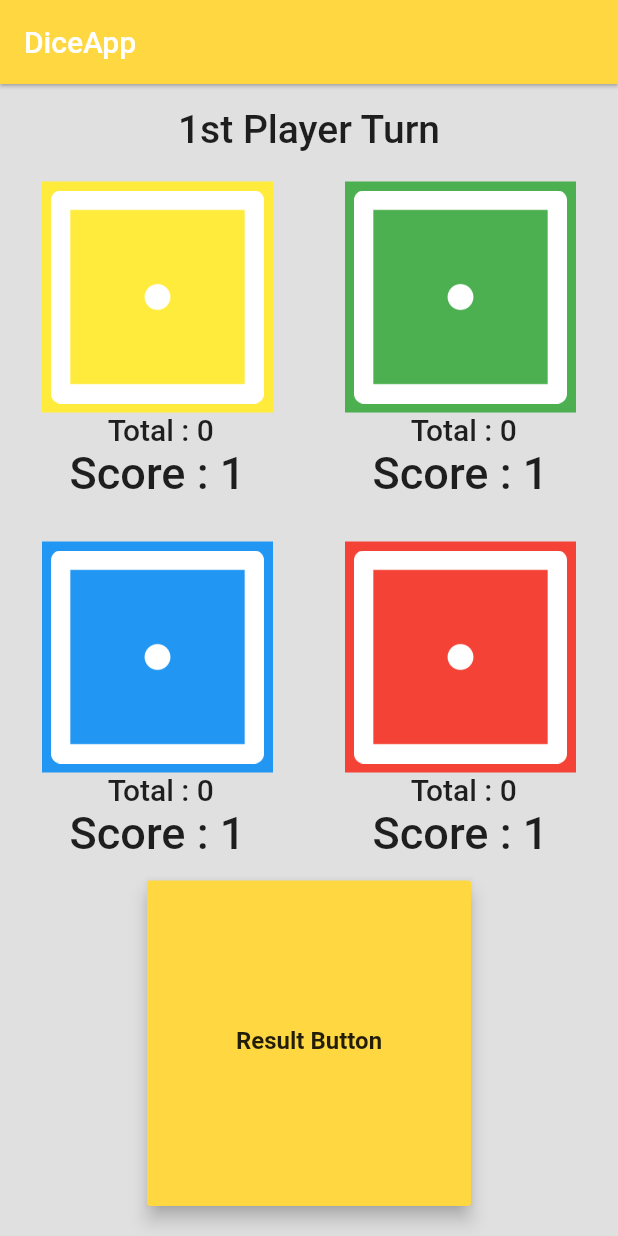
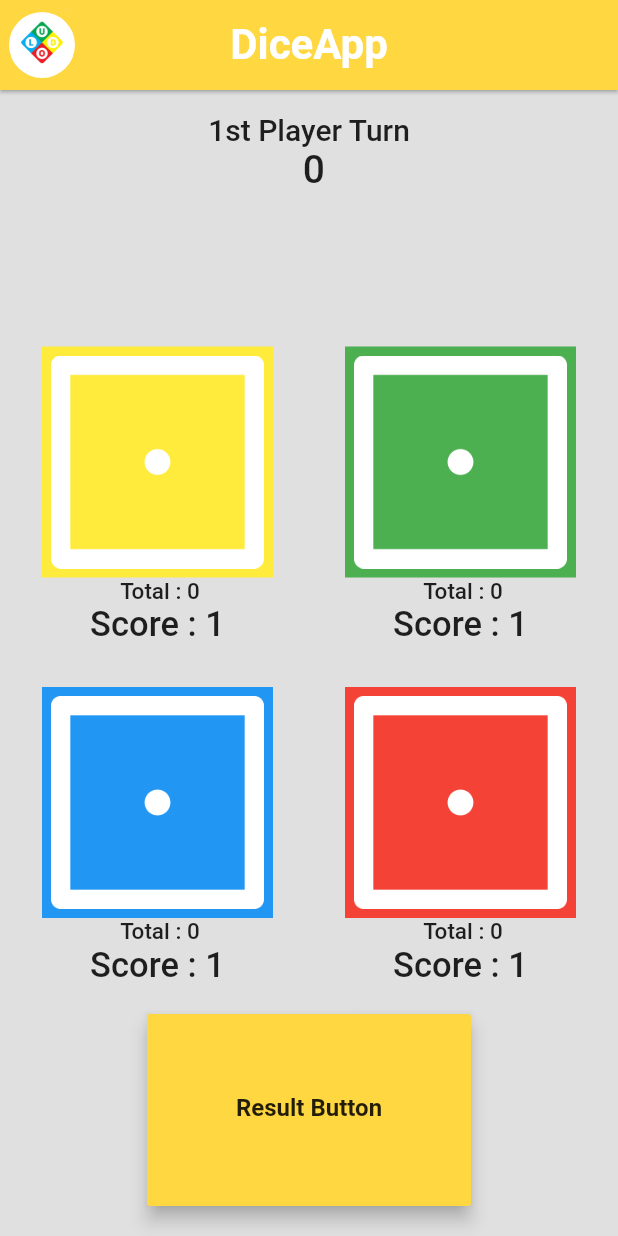
Before and after one commit to aliahsan786/ProfilePage, a Flutter app: the screen it shows after launch, on a phone screen of 412 x 824 dp. Run offline on Flutter 3.47's test engine with Material 2 defaults, Android fonts, the phone set to English and light mode, and no system bars.

Commit message:
App Icon
Now I have set app icon on app bar and some widgets fixes . I have also added a fresh button to get refresh to start during the game play...

```diff
--- a/Dice Application/lib/Player.dart
+++ b/Dice Application/lib/Player.dart
@@ -32,11 +32,11 @@ class Playerbody extends StatelessWidget {
       children: [
         Text(
           ' Total : $total',
-          style: TextStyle(fontSize: 20, fontWeight: FontWeight.w500),
+          style: TextStyle(fontSize: 15, fontWeight: FontWeight.w500),
         ),
         Text(
           'Score : $number',
-          style: TextStyle(fontSize: 30, fontWeight: FontWeight.w500),
+          style: TextStyle(fontSize: 23, fontWeight: FontWeight.w500),
         ),
       ],
     );
--- a/Dice Application/lib/main.dart
+++ b/Dice Application/lib/main.dart
@@ -72,9 +72,23 @@ class _DiceAppState extends State<DiceApp> {
   Widget build(BuildContext context) {
     return Scaffold(
       appBar: AppBar(
+        toolbarHeight: 60,
+        centerTitle: true,
         elevation: 1,
         backgroundColor: Colors.amberAccent,
-        title: Text('DiceApp'),
+        title: Text(
+          'DiceApp',
+          style: TextStyle(fontWeight: FontWeight.w700, fontSize: 28),
+        ),
+        leading: Padding(
+          padding: const EdgeInsets.all(6.0),
+          child: CircleAvatar(
+            backgroundColor: Colors.white,
+            child: Image.asset(
+              'images/c1.png',
+            ),
+          ),
+        ),
       ),
       body: Container(
         width: MediaQuery.of(context).size.width,
@@ -86,22 +100,34 @@ class _DiceAppState extends State<DiceApp> {
             SizedBox(
               height: 15,
             ),
+            SizedBox(
+              width: 20,
+            ),
             Text(
               player,
               style: TextStyle(
-                fontSize: 26,
+                fontSize: 20,
                 fontWeight: FontWeight.w500,
+              ),
+            ),
+            Expanded(
+              child: Text(
+                ' ${index1 - 1}',
+                style: TextStyle(
+                  fontSize: 26,
+                  fontWeight: FontWeight.w500,
+                ),
               ),
             ),
             Padding(
               padding: const EdgeInsets.only(
-                  left: 14.0, right: 14.0, top: 0, bottom: 0),
+                  left: 14.0, right: 14.0, top: 5, bottom: 5),
               child: Column(
                 mainAxisAlignment: MainAxisAlignment.center,
                 crossAxisAlignment: CrossAxisAlignment.center,
                 children: [
                   SizedBox(
-                    height: 20,
+                    height: 0,
                   ),
                   Row(
                     children: [
@@ -334,6 +360,7 @@ class _DiceAppState extends State<DiceApp> {
                       number4 = 1;
                       total4 = 0;
                       flage = 1;
+                      player = '1st Player Turn';
                     });
                   } else {
                     showDialog(
```
Also changed, not shown: Dice Application/images/c1.png, Dice Application/images/c3.png (deleted).
